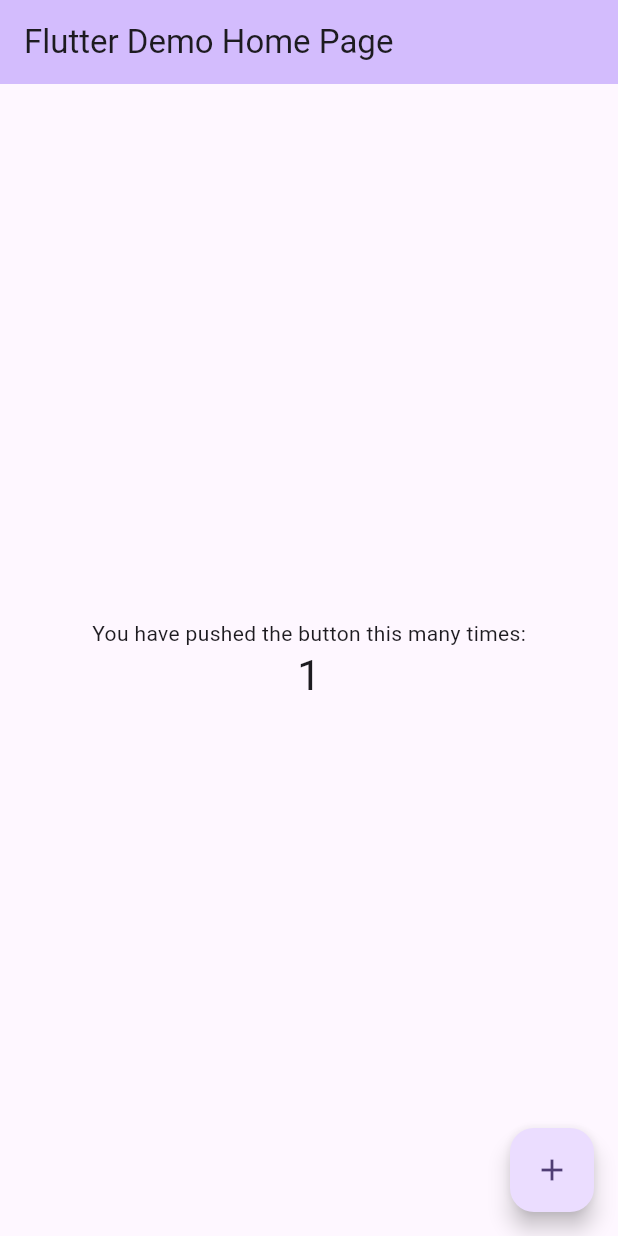
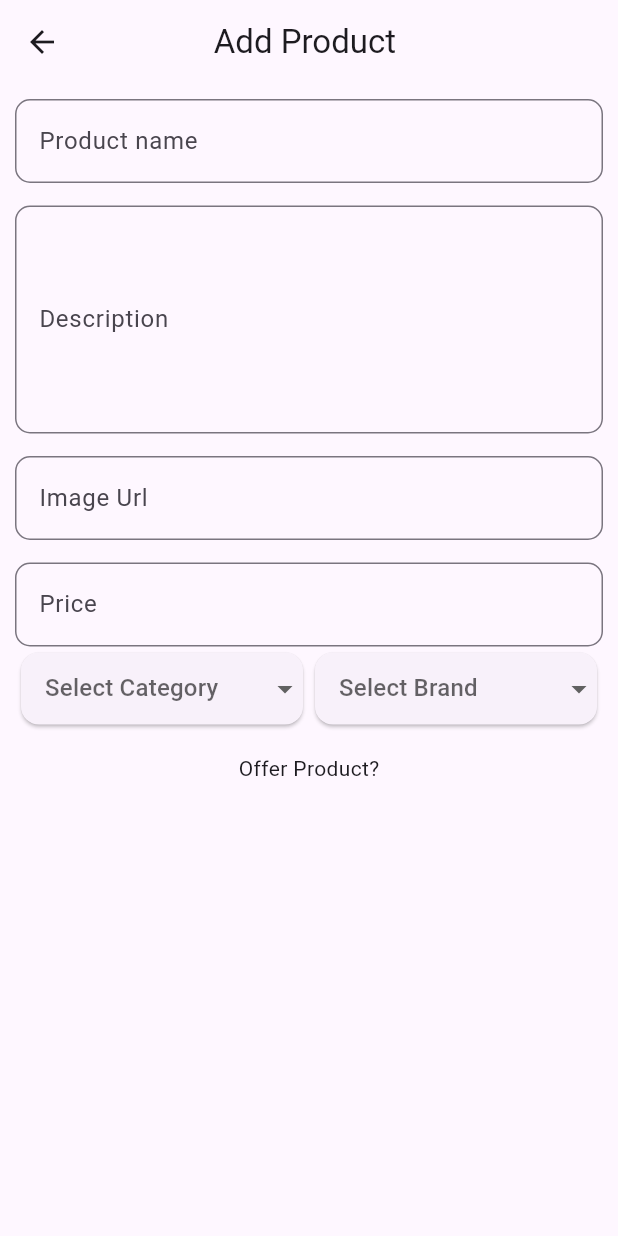
Before and after one commit to VishnuPuklath/StepSavvy, a Flutter app: the screen it shows after launch, after a tap on the "add" icon, on a phone screen of 412 x 824 dp. Run offline on Flutter 3.47's test engine with Material 3 defaults, Android fonts, the phone set to English and light mode, and no system bars; drawn by our look-alikes of dropdown_button2; our stand-ins replace get.

```diff
--- a/lib/main.dart
+++ b/lib/main.dart
@@ -1,4 +1,6 @@
 import 'package:flutter/material.dart';
+import 'package:get/get_navigation/src/root/get_material_app.dart';
+import 'package:stepsavvy_admin/pages/homepage.dart';
 
 void main() {
   runApp(const MyApp());
@@ -10,116 +12,13 @@ class MyApp extends StatelessWidget {
   // This widget is the root of your application.
   @override
   Widget build(BuildContext context) {
-    return MaterialApp(
+    return GetMaterialApp(
       title: 'Flutter Demo',
       theme: ThemeData(
-        // This is the theme of your application.
-        //
-        // TRY THIS: Try running your application with "flutter run". You'll see
-        // the application has a blue toolbar. Then, without quitting the app,
-        // try changing the seedColor in the colorScheme below to Colors.green
-        // and then invoke "hot reload" (save your changes or press the "hot
-        // reload" button in a Flutter-supported IDE, or press "r" if you used
-        // the command line to start the app).
-        //
-        // Notice that the counter didn't reset back to zero; the application
-        // state is not lost during the reload. To reset the state, use hot
-        // restart instead.
-        //
-        // This works for code too, not just values: Most code changes can be
-        // tested with just a hot reload.
         colorScheme: ColorScheme.fromSeed(seedColor: Colors.deepPurple),
         useMaterial3: true,
       ),
-      home: const MyHomePage(title: 'Flutter Demo Home Page'),
+      home: HomePage(),
     );
   }
 }
-
-class MyHomePage extends StatefulWidget {
-  const MyHomePage({super.key, required this.title});
-
-  // This widget is the home page of your application. It is stateful, meaning
-  // that it has a State object (defined below) that contains fields that affect
-  // how it looks.
-
-  // This class is the configuration for the state. It holds the values (in this
-  // case the title) provided by the parent (in this case the App widget) and
-  // used by the build method of the State. Fields in a Widget subclass are
-  // always marked "final".
-
-  final String title;
-
-  @override
-  State<MyHomePage> createState() => _MyHomePageState();
-}
-
-class _MyHomePageState extends State<MyHomePage> {
-  int _counter = 0;
-
-  void _incrementCounter() {
-    setState(() {
-      // This call to setState tells the Flutter framework that something has
-      // changed in this State, which causes it to rerun the build method below
-      // so that the display can reflect the updated values. If we changed
-      // _counter without calling setState(), then the build method would not be
-      // called again, and so nothing would appear to happen.
-      _counter++;
-    });
-  }
-
-  @override
-  Widget build(BuildContext context) {
-    // This method is rerun every time setState is called, for instance as done
-    // by the _incrementCounter method above.
-    //
-    // The Flutter framework has been optimized to make rerunning build methods
-    // fast, so that you can just rebuild anything that needs updating rather
-    // than having to individually change instances of widgets.
-    return Scaffold(
-      appBar: AppBar(
-        // TRY THIS: Try changing the color here to a specific color (to
-        // Colors.amber, perhaps?) and trigger a hot reload to see the AppBar
-        // change color while the other colors stay the same.
-        backgroundColor: Theme.of(context).colorScheme.inversePrimary,
-        // Here we take the value from the MyHomePage object that was created by
-        // the App.build method, and use it to set our appbar title.
-        title: Text(widget.title),
-      ),
-      body: Center(
-        // Center is a layout widget. It takes a single child and positions it
-        // in the middle of the parent.
-        child: Column(
-          // Column is also a layout widget. It takes a list of children and
-          // arranges them vertically. By default, it sizes itself to fit its
-          // children horizontally, and tries to be as tall as its parent.
-          //
-          // Column has various properties to control how it sizes itself and
-          // how it positions its children. Here we use mainAxisAlignment to
-          // center the children vertically; the main axis here is the vertical
-          // axis because Columns are vertical (the cross axis would be
-          // horizontal).
-          //
-          // TRY THIS: Invoke "debug painting" (choose the "Toggle Debug Paint"
-          // action in the IDE, or press "p" in the console), to see the
-          // wireframe for each widget.
-          mainAxisAlignment: MainAxisAlignment.center,
-          children: <Widget>[
-            const Text(
-              'You have pushed the button this many times:',
-            ),
-            Text(
-              '$_counter',
-              style: Theme.of(context).textTheme.headlineMedium,
-            ),
-          ],
-        ),
-      ),
-      floatingActionButton: FloatingActionButton(
-        onPressed: _incrementCounter,
-        tooltip: 'Increment',
-        child: const Icon(Icons.add),
-      ), // This trailing comma makes auto-formatting nicer for build methods.
-    );
-  }
-}
--- /dev/null
+++ b/lib/pages/add_product.dart
@@ -0,0 +1,89 @@
+import 'package:flutter/material.dart';
+import 'package:stepsavvy_admin/widgets/addproductdropdown.dart';
+
+class AddProduct extends StatefulWidget {
+  const AddProduct({super.key});
+
+  @override
+  State<AddProduct> createState() => _AddProductState();
+}
+
+class _AddProductState extends State<AddProduct> {
+  @override
+  Widget build(BuildContext context) {
+    return Scaffold(
+      appBar: AppBar(
+        title: const Text('Add Product '),
+        centerTitle: true,
+      ),
+      body: SingleChildScrollView(
+          child: Padding(
+        padding: const EdgeInsets.all(10.0),
+        child: Column(
+          children: [
+            TextField(
+              decoration: InputDecoration(
+                  hintText: 'Enter Your Product Name',
+                  label: const Text('Product name'),
+                  border: OutlineInputBorder(
+                      borderRadius: BorderRadius.circular(10))),
+            ),
+            const SizedBox(
+              height: 15,
+            ),
+            TextField(
+              maxLines: 5,
+              decoration: InputDecoration(
+                hintText: 'Enter Your Product Description',
+                label: const Text('Description'),
+                border: OutlineInputBorder(
+                  borderRadius: BorderRadius.circular(10),
+                ),
+              ),
+            ),
+            const SizedBox(
+              height: 15,
+            ),
+            TextField(
+              decoration: InputDecoration(
+                  hintText: 'Enter Your ImageUrl',
+                  label: const Text('Image Url'),
+                  border: OutlineInputBorder(
+                      borderRadius: BorderRadius.circular(10))),
+            ),
+            const SizedBox(
+              height: 15,
+            ),
+            TextField(
+              decoration: InputDecoration(
+                  hintText: 'Enter Product Price',
+                  label: const Text('Price'),
+                  border: OutlineInputBorder(
+                      borderRadius: BorderRadius.circular(10))),
+            ),
+            Container(
+              child: Row(
+                children: [
+                  Expanded(
+                      child: AddProductDropDown(
+                    items: ['CAT1', 'CAT2', 'CAT3'],
+                    hint: 'Select Category',
+                  )),
+                  Expanded(
+                      child: AddProductDropDown(
+                    items: ['BRAND1', 'BRAND2', 'BRAND3'],
+                    hint: 'Select Brand',
+                  )),
+                ],
+              ),
+            ),
+            const SizedBox(
+              height: 15,
+            ),
+            const Text('Offer Product?'),
+          ],
+        ),
+      )),
+    );
+  }
+}
--- /dev/null
+++ b/lib/pages/homepage.dart
@@ -0,0 +1,33 @@
+import 'package:flutter/material.dart';
+import 'package:get/get.dart';
+import 'package:stepsavvy_admin/pages/add_product.dart';
+
+class HomePage extends StatelessWidget {
+  const HomePage({super.key});
+
+  @override
+  Widget build(BuildContext context) {
+    return Scaffold(
+      appBar: AppBar(
+        title: const Text('StepSavvy Admin'),
+        centerTitle: true,
+      ),
+      body: ListView.builder(
+        itemCount: 13,
+        itemBuilder: (context, index) {
+          return ListTile(
+            title: const Text('Hello'),
+            subtitle: const Text('Price : 100'),
+            trailing:
+                IconButton(icon: const Icon(Icons.delete), onPressed: () {}),
+          );
+        },
+      ),
+      floatingActionButton: FloatingActionButton(
+          onPressed: () {
+            Get.to(AddProduct());
+          },
+          child: const Icon(Icons.add)),
+    );
+  }
+}
--- /dev/null
+++ b/lib/widgets/addproductdropdown.dart
@@ -0,0 +1,33 @@
+import 'package:dropdown_button2/dropdown_button2.dart';
+import 'package:flutter/material.dart';
+
+class AddProductDropDown extends StatelessWidget {
+  const AddProductDropDown({
+    super.key,
+    required this.items,
+    required this.hint,
+  });
+
+  final List<String> items;
+  final String hint;
+
+  @override
+  Widget build(BuildContext context) {
+    return Card(
+      child: Center(
+        child: DropdownButtonHideUnderline(
+            child: DropdownButton2<String>(
+          onChanged: (value) {},
+          isExpanded: true,
+          hint: Text(hint),
+          items: items
+              .map((String item) => DropdownMenuItem(
+                    child: Text(item),
+                    value: item,
+                  ))
+              .toList(),
+        )),
+      ),
+    );
+  }
+}
--- a/pubspec.yaml
+++ b/pubspec.yaml
@@ -35,6 +35,10 @@ dependencies:
   # The following adds the Cupertino Icons font to your application.
   # Use with the CupertinoIcons class for iOS style icons.
   cupertino_icons: ^1.0.2
+  firebase_core: ^2.24.2
+  cloud_firestore: ^4.14.0
+  get: ^4.6.6
+  dropdown_button2: ^2.3.9
 
 dev_dependencies:
   flutter_test:
```
Also changed, not shown: pubspec.lock, 6 other files.
